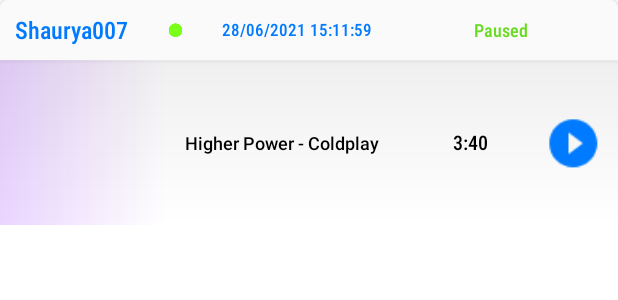
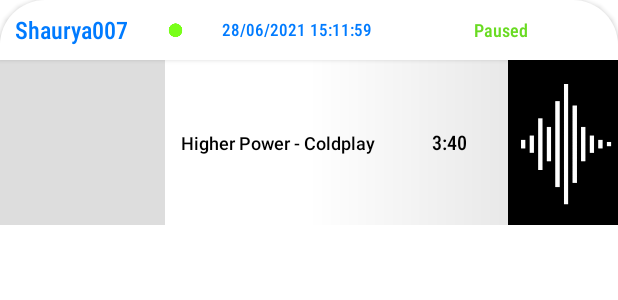
Before and after one commit to arpitmx/Sigmo-Android, an Android app: the layout list_item.xml on its own in the app's theme, with its tools: preview values and no code run, on a phone screen of 412 x 824 dp. Shown: the top 300 px of the screen. Run offline under Robolectric (Android 15) with nearby library versions, the phone set to English and light mode, and no system bars.

Commit message:
bettered ui for list model

```diff
--- a/app/src/main/java/com/bitpolarity/spotifytestapp/CustomAdapter.java
+++ b/app/src/main/java/com/bitpolarity/spotifytestapp/CustomAdapter.java
@@ -6,10 +6,14 @@ import android.graphics.Color;
 import android.view.LayoutInflater;
 import android.view.View;
 import android.view.ViewGroup;
+import android.view.animation.Animation;
+import android.view.animation.AnimationUtils;
 import android.widget.ArrayAdapter;
 import android.widget.ImageView;
 import android.widget.TextView;
 
+import com.bumptech.glide.Glide;
+import com.squareup.picasso.MemoryPolicy;
 import com.squareup.picasso.Picasso;
 
 
@@ -20,6 +24,7 @@ public class CustomAdapter extends ArrayAdapter {
     private String[] SongDetail;
     private Activity context;
     private String[] isPlaying;
+    Animation animation;
 
     public CustomAdapter(Activity context,String[] isPlaying, String[] countryNames ,String[] poster, Integer[] statusid,String[] SongDetail) {
         super(context, R.layout.list_item, countryNames);
@@ -31,33 +36,60 @@ public class CustomAdapter extends ArrayAdapter {
         this.isPlaying = isPlaying;
     }
 
+
+
+
     @Override
     public View getView(int position, View convertView, ViewGroup parent) {
+       animation = AnimationUtils.loadAnimation(getContext(),R.anim.slidein_left_to_right);
         View row=convertView;
         LayoutInflater inflater = context.getLayoutInflater();
 
 
-        if(convertView==null)
-            row = inflater.inflate(R.layout.list_item, null, true);
+
+        row = inflater.inflate(R.layout.list_item, null, true);
+
         TextView textViewCountry = (TextView) row.findViewById(R.id.username);
         ImageView imageFlag = (ImageView) row.findViewById(R.id.online_status);
         ImageView posterr = (ImageView) row.findViewById(R.id.artwork);
         TextView songName = row.findViewById(R.id.songname);
         TextView isPlaying_TV = row.findViewById(R.id.isPlayingg);
+       ImageView view = row.findViewById(R.id.view2);
+
+//        Glide.with(context)
+//                .load(R.drawable.eq)
+//                //,https://i.gifer.com/KNGq.gif
+//                .into((ImageView) view);
+        Glide.with(context)
+                .load(R.drawable.eq)
+                //,https://i.gifer.com/KNGq.gif
+                .into((ImageView) view);
+
+
+
+
+        if(convertView==null)
+
 
         textViewCountry.setText(countryNames[position]);
+
         imageFlag.setImageResource(imageid[position]);
+
+
         if (isPlaying[position].equals("Playing")) {
             isPlaying_TV.setText(isPlaying[position]);
+            view.setVisibility(View.VISIBLE);
         }else{
             isPlaying_TV.setText(isPlaying[position]);
             isPlaying_TV.setTextColor(Color.parseColor("#E53935"));
+            view.setVisibility(View.GONE);
         }
 
         Picasso.with(context)
                 .load(poster[position])
-                .resize(100, 100) // here you resize your image to whatever width and height you like
+                .resize(150, 150) // here you resize your image to whatever width and height you like
                 .into(posterr);
+
 
         songName.setText(SongDetail[position]);
         return  row;
--- /dev/null
+++ b/app/src/main/res/anim/slidein_left_to_right.xml
@@ -0,0 +1,7 @@
+<?xml version="1.0" encoding="utf-8"?>
+<set xmlns:android="http://schemas.android.com/apk/res/android"
+    android:shareInterpolator="false">
+    <translate android:fromXDelta="-100%" android:toXDelta="0%"
+        android:fromYDelta="0%" android:toYDelta="0%"
+        android:duration="700"/>
+</set>
--- a/app/src/main/res/drawable/borders.xml
+++ b/app/src/main/res/drawable/borders.xml
@@ -5,9 +5,10 @@
         <shape
             android:shape="rectangle">
 
-            <corners android:topLeftRadius="5dp"
-                android:topRightRadius="5dp"/>
-            <solid android:color="#FAFAFA" />
+            <corners android:topLeftRadius="30dp"
+                android:topRightRadius="30dp"/>
+            <stroke android:color="@color/black"></stroke>
+            <solid android:color="#FFFFFF" />
 
         </shape>
     </item>
--- a/app/src/main/res/drawable/borders_post.xml
+++ b/app/src/main/res/drawable/borders_post.xml
@@ -1,7 +1,7 @@
 <?xml version="1.0" encoding="utf-8"?>
 <layer-list xmlns:android="http://schemas.android.com/apk/res/android" >
 
-    <item android:top="1dp" android:bottom="1dp"
+    <item android:top="0dp" android:bottom="0dp"
         >
         <shape
             android:shape="rectangle"
@@ -10,8 +10,9 @@
                 android:bottomRightRadius="7dp"/>
 
             <gradient android:startColor="#FFFFFF"
-                android:endColor="#EFEFEF"
-                android:angle="90"
+                android:centerColor="#FFFF"
+                android:endColor="#DCDCDC"
+                android:angle="0"
                 />
 
 
--- a/app/src/main/res/drawable/gradient_overlay.xml
+++ b/app/src/main/res/drawable/gradient_overlay.xml
@@ -2,7 +2,8 @@
 <shape android:shape="rectangle"
     xmlns:android="http://schemas.android.com/apk/res/android">
     <gradient
-        android:startColor="#2A8000FF"
-        android:endColor="#00000000"
+        android:startColor="#00000000"
+        android:centerColor="#00FFFFFF"
+        android:endColor="#FFFFFF"
         android:angle="0"/>
 </shape>
--- /dev/null
+++ b/app/src/main/res/drawable/ripple_effect.xml
@@ -0,0 +1,6 @@
+<?xml version="1.0" encoding="utf-8"?>
+<ripple
+    xmlns:android="http://schemas.android.com/apk/res/android"
+    android:color="@color/s_blue">
+    //change '@color/colorAccent' with your desired color
+</ripple>
--- a/app/src/main/res/layout/list_item.xml
+++ b/app/src/main/res/layout/list_item.xml
@@ -5,7 +5,6 @@
     xmlns:tools="http://schemas.android.com/tools"
     android:layout_width="match_parent"
     android:layout_height="wrap_content"
-    android:elevation="1dp"
     android:orientation="vertical"
 
     >
@@ -120,27 +119,45 @@
 
         </LinearLayout>
 
+        <androidx.constraintlayout.widget.ConstraintLayout
+            android:layout_width="match_parent"
+            android:layout_height="match_parent">
 
             <LinearLayout
+                android:id="@+id/linearLayout"
                 android:layout_width="match_parent"
                 android:layout_height="110dp"
+                android:background="@drawable/borders_post"
                 android:orientation="horizontal"
+
                 android:weightSum="10"
-            android:background="@drawable/borders_post"
+                app:layout_constraintBottom_toBottomOf="parent"
+                app:layout_constraintEnd_toEndOf="parent"
+                app:layout_constraintStart_toStartOf="parent"
+                app:layout_constraintTop_toTopOf="parent">
 
-            >
+                <androidx.constraintlayout.widget.ConstraintLayout
+                    android:layout_width="wrap_content"
+                    android:layout_height="match_parent">
+
 
                     <ImageView
                         android:id="@+id/artwork"
                         android:layout_width="110dp"
                         android:layout_height="match_parent"
                         android:layout_gravity="center_vertical"
+                        android:background="@color/s_grey"
+                        android:elevation="10dp"
                         android:scaleType="fitCenter"
-
-                android:background="@drawable/gradient_overlay"
                         android:scaleX="1"
                         android:scaleY="1"
-                />
+                        app:layout_constraintBottom_toBottomOf="parent"
+                        app:layout_constraintEnd_toEndOf="parent"
+                        app:layout_constraintStart_toStartOf="parent"
+                        app:layout_constraintTop_toTopOf="parent" />
+
+
+                </androidx.constraintlayout.widget.ConstraintLayout>
 
 
                 <TextView
@@ -149,10 +166,10 @@
                     android:layout_height="match_parent"
                     android:layout_weight="5.5"
                     android:fontFamily="sans-serif-medium"
+                    android:gravity="center"
                     android:minHeight="?android:attr/listPreferredItemHeightSmall"
+                    android:paddingStart="5dp"
                     android:paddingEnd="?android:attr/listPreferredItemPaddingEnd"
-                android:paddingStart="5dp"
-                android:gravity="center"
 
                     android:text="Higher Power - Coldplay"
                     android:textAppearance="?android:attr/textAppearanceListItemSmall"
@@ -162,35 +179,60 @@
                 <TextView
                     android:id="@+id/songlength"
                     android:layout_width="0dp"
-                android:layout_weight="2.5"
                     android:layout_height="match_parent"
-                android:fontFamily= "sans-serif-condensed-medium"
-                android:textSize="13dp"
-                android:textColor="@color/black"
+                    android:layout_weight="2.0"
+                    android:fontFamily="sans-serif-condensed-medium"
                     android:gravity="center"
                     android:minHeight="?android:attr/listPreferredItemHeightSmall"
-                android:paddingStart="?android:attr/listPreferredItemPaddingStart"
-                android:paddingEnd="?android:attr/listPreferredItemPaddingEnd"
                     android:text="3:40"
-                android:textAppearance="?android:attr/textAppearanceListItemSmall" />
+                    android:textAppearance="?android:attr/textAppearanceListItemSmall"
+                    android:textColor="@color/black"
+                    android:textSize="13dp" />
+
 
 
                 <ImageView
-                android:id="@+id/play"
+                    android:id="@+id/view2"
                     android:layout_width="0dp"
-                android:layout_weight="2"
-                android:layout_height="50dp"
-                android:layout_gravity="center_vertical"
-                android:scaleType= "centerInside"
-                android:scaleX="1.6"
-                android:scaleY="1.6"
+                    android:layout_height="match_parent"
+                    android:layout_weight="2.5"
+                    android:background="@color/black"
+                    android:scaleType="centerCrop"
+                    android:layout_marginStart="10dp"
+                    android:scaleX="1"
+                    android:scaleY="1"
+                    android:src="@drawable/eq"
 
-                android:elevation="10dp"
-                android:src="@drawable/ic_baseline_play_circle_filled_24" />
+                    android:visibility="visible" />
 
             </LinearLayout>
 
 
+
+        </androidx.constraintlayout.widget.ConstraintLayout>
     </LinearLayout>
 
+
+    <LinearLayout
+        android:layout_width="match_parent"
+        android:layout_height="20dp"
+        android:orientation="horizontal"
+        android:weightSum="10"
+        android:visibility="gone"
+        android:elevation="2dp"
+        >
+        <ImageView
+            android:id="@+id/bottom_eq"
+            android:layout_width="match_parent"
+            android:layout_height="wrap_content"
+            android:src="@drawable/eq"
+           android:scaleType="fitXY"
+            android:visibility="visible"
+            android:scaleX="2"
+            android:scaleY=".8"
+            />
     </LinearLayout>
+
+
+
+</LinearLayout>
```
Also changed, not shown: app/src/main/java/com/bitpolarity/spotifytestapp/StatusActivity.java (+6 -1 lines), app/src/main/res/drawable-v24/eq.gif (added). Lines whose indentation alone changed are shown as unchanged.
